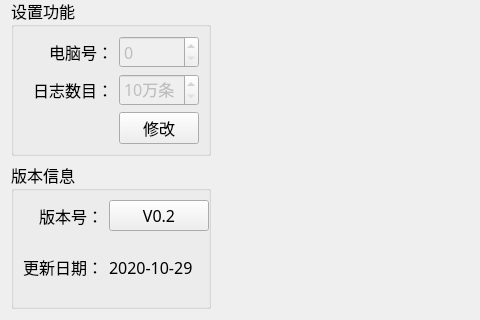
This is PDU-CalibrateTool/setups/setup_mainwid.ui in ChinaClever/PDU-CalibrateTool as Qt 5 draws it before an edit; both pictures show x 0 to 480 and y 430 to 750 of the 1023 by 750 pixel window. The edited form follows.
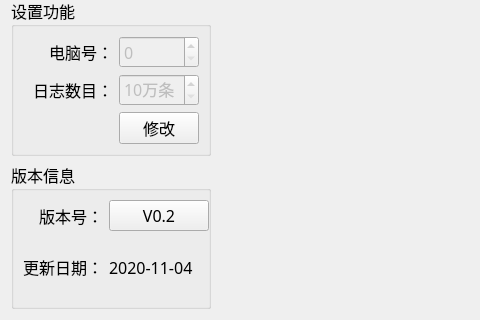
This is the edited form.

Patch:
```diff
--- a/PDU-CalibrateTool/setups/setup_mainwid.ui
+++ b/PDU-CalibrateTool/setups/setup_mainwid.ui
@@ -387,7 +387,7 @@
       <item row="1" column="2">
        <widget class="QLabel" name="label_4">
         <property name="text">
-         <string>2020-10-29</string>
+         <string>2020-11-04</string>
         </property>
        </widget>
       </item>
```
